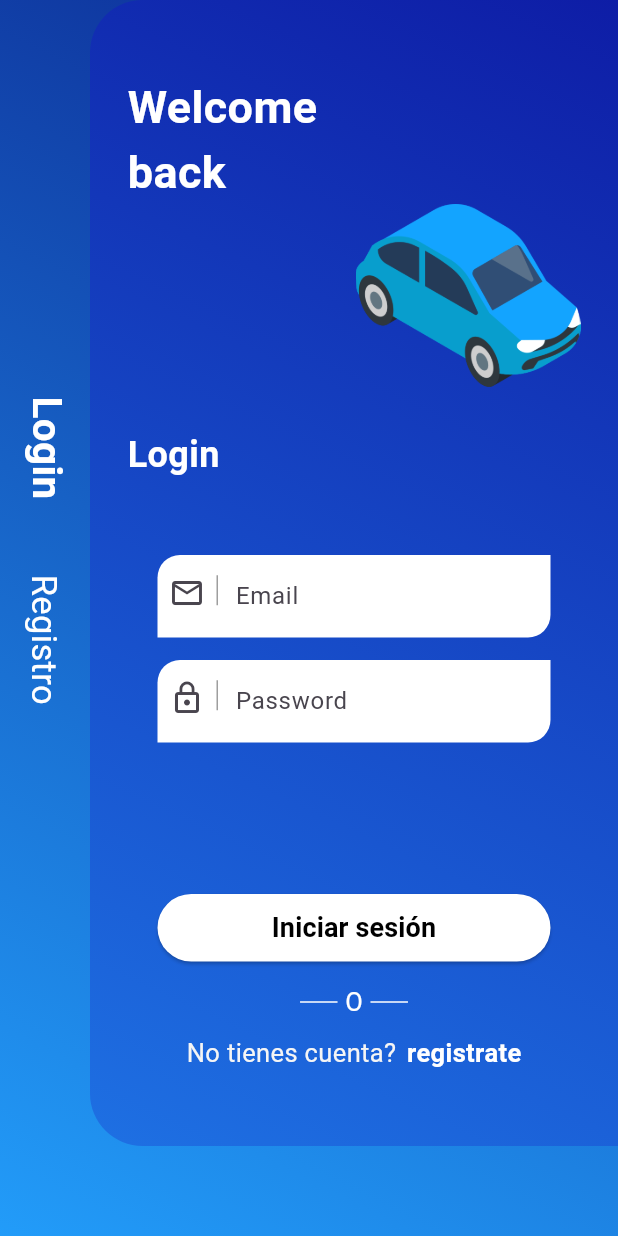
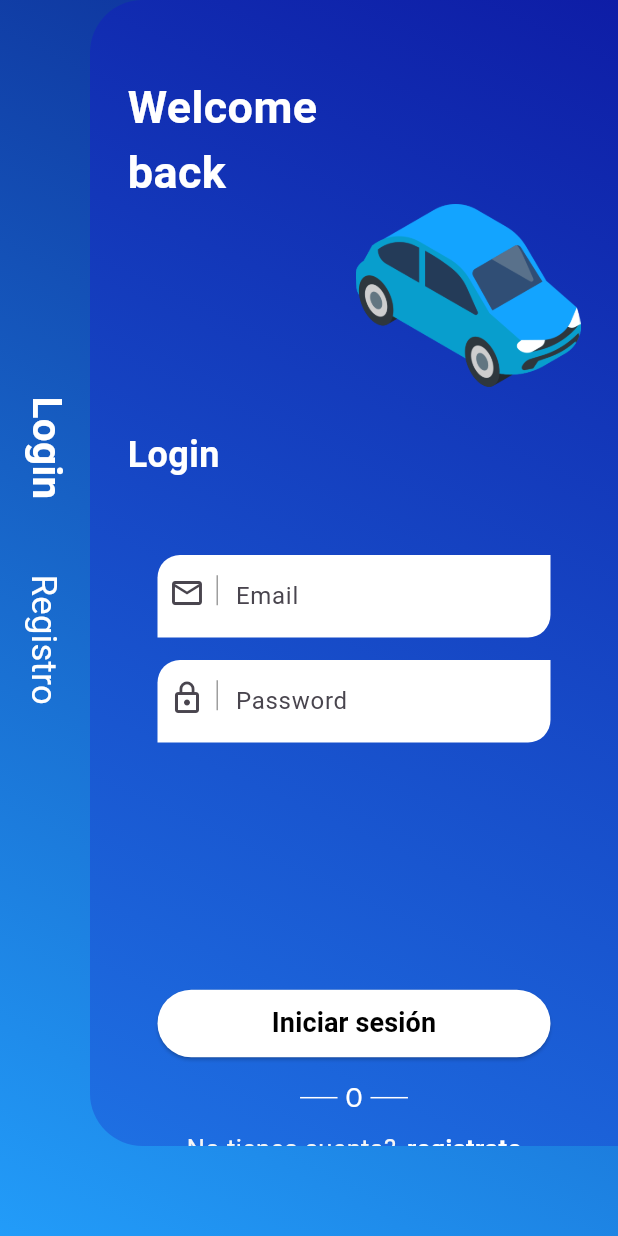
Before and after one commit to cheko30/indriver-clone, a Flutter app: the screen it shows after launch, on a phone screen of 412 x 824 dp. Run offline on Flutter 3.47's test engine with Material 3 defaults, Android fonts, the phone set to English and light mode, and no system bars.

Commit message:
add single child scroll view

```diff
--- a/lib/src/presentation/pages/auth/login/LoginContent.dart
+++ b/lib/src/presentation/pages/auth/login/LoginContent.dart
@@ -38,6 +38,7 @@ class LoginContent extends StatelessWidget {
           ),
         ),
         Container(
+          height: MediaQuery.of(context).size.height,
           margin: EdgeInsets.only(left: 60, bottom: 60),
           decoration: BoxDecoration(
               gradient: LinearGradient(
@@ -53,6 +54,7 @@ class LoginContent extends StatelessWidget {
               )),
           child: Container(
             margin: EdgeInsets.only(left: 25, right: 25),
+            child: SingleChildScrollView(
               child: Column(
                 crossAxisAlignment: CrossAxisAlignment.start,
                 children: [
@@ -69,7 +71,9 @@ class LoginContent extends StatelessWidget {
                     icon: Icons.lock_outline,
                     margin: EdgeInsets.only(top: 15, left: 20, right: 20),
                   ),
-                Spacer(),
+                  SizedBox(
+                    height: MediaQuery.of(context).size.height * 0.2,
+                  ),
                   Defaultbutton(text: 'Iniciar sesión'),
                   _separatorOr(),
                   SizedBox(
@@ -80,6 +84,7 @@ class LoginContent extends StatelessWidget {
                     height: 50,
                   )
                 ],
+              ),
             ),
           ),
         ),
```
Lines whose indentation alone changed are shown as unchanged.
